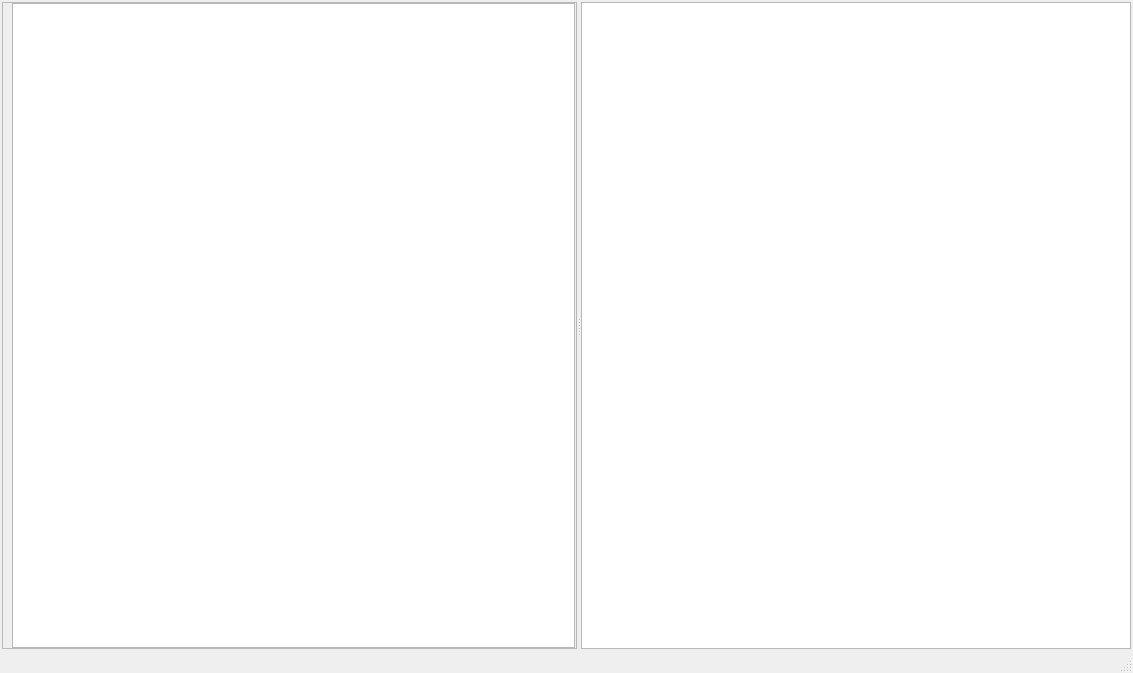
Before: the Qt Designer form ui/desktop/mainwindow.ui in asakul/kasan-notes, drawn with Qt 5.
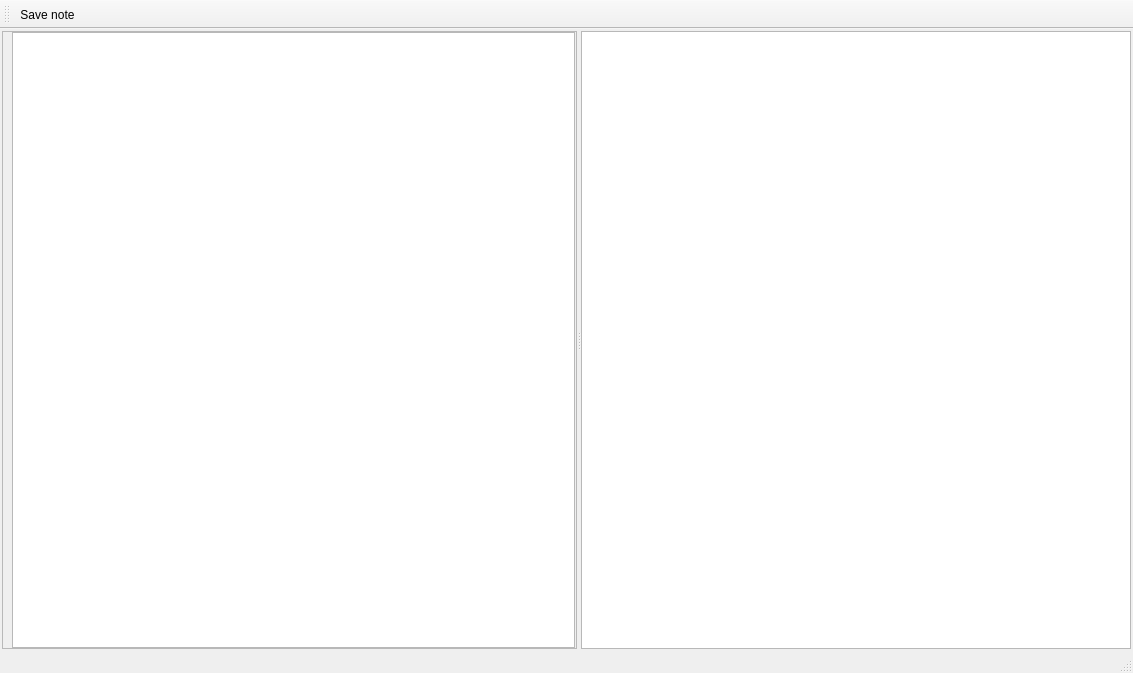
After: the same form once the commit is applied.

Commit message: Save simple notes (without images)

Diff of the .ui file:
```diff
--- a/ui/desktop/mainwindow.ui
+++ b/ui/desktop/mainwindow.ui
@@ -74,6 +74,26 @@
    </property>
   </widget>
   <widget class="QStatusBar" name="statusbar"/>
+  <widget class="QToolBar" name="toolBar">
+   <property name="windowTitle">
+    <string>toolBar</string>
+   </property>
+   <attribute name="toolBarArea">
+    <enum>TopToolBarArea</enum>
+   </attribute>
+   <attribute name="toolBarBreak">
+    <bool>false</bool>
+   </attribute>
+   <addaction name="actionSave_note"/>
+  </widget>
+  <action name="actionSave_note">
+   <property name="text">
+    <string>Save note</string>
+   </property>
+   <property name="shortcut">
+    <string>Ctrl+S</string>
+   </property>
+  </action>
  </widget>
  <resources/>
  <connections>
```
Left out of the diff: 17 changed lines with no effect on the pictures. The commit also changes 7 other files.
